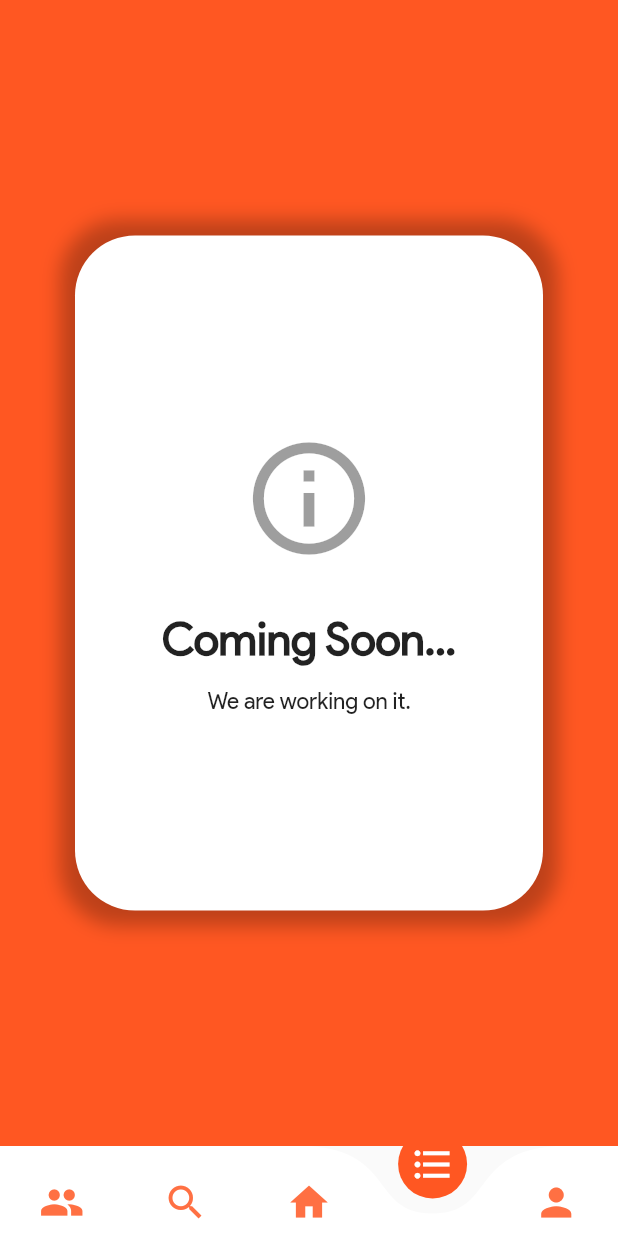
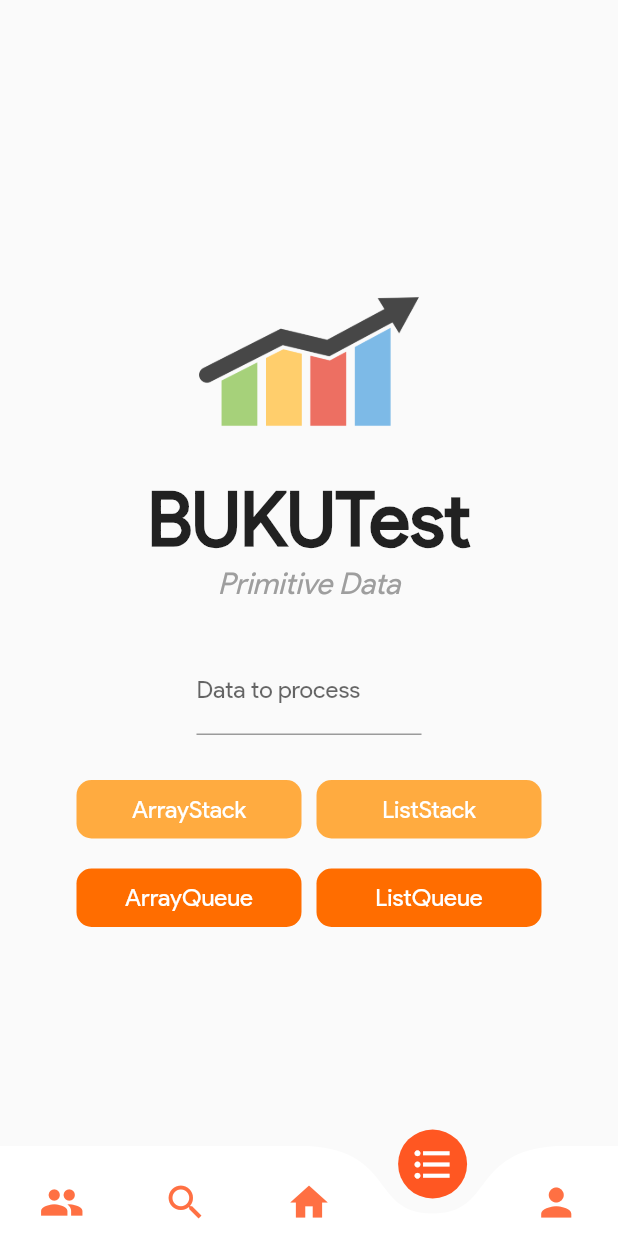
Before and after one commit to sansanchezmo/buku, a Flutter app: the Menu screen opened by its route, swiped to page 4, on a phone screen of 412 x 824 dp. Run offline on Flutter 3.47's test engine with Material 2 defaults, Android fonts, the phone set to English and light mode, and no system bars; drawn by our look-alikes of curved_navigation_bar; our stand-ins replace firebase_auth, firebase_core, fluttertoast, sqflite; accounts and stored records are empty; statements that could not run were skipped.

Commit message:
PrimitiveTestPage.dart added, that's for primitive data tests. Just esthetic, by now...

```diff
--- a/lib/initialization/MainMenu.dart
+++ b/lib/initialization/MainMenu.dart
@@ -1,3 +1,4 @@
+import 'package:buku/initialization/PrimitiveTestPage.dart';
 import 'package:flutter/material.dart';
 import 'package:curved_navigation_bar/curved_navigation_bar.dart';
 
@@ -43,7 +44,7 @@ class _MenuState extends State<Menu> {
           CommingSoonPage(),
           SearchScaffold(),
           MainPage(),
-          CommingSoonPage(),
+          PrimitiveTest(),
           UserProfileScaffold(),
         ],
         controller: pageControl,
--- /dev/null
+++ b/lib/initialization/PrimitiveTestPage.dart
@@ -0,0 +1,133 @@
+import 'package:flutter/material.dart';
+import 'package:flutter/services.dart';
+
+class PrimitiveTest extends StatefulWidget {
+  @override
+  _PrimitiveTestState createState() => _PrimitiveTestState();
+}
+
+class _PrimitiveTestState extends State<PrimitiveTest> {
+  int nData = 10;
+  @override
+  Widget build(BuildContext context) {
+    return Scaffold(
+      backgroundColor: Colors.grey[50],
+      body: Center(
+        child: Column(
+          mainAxisAlignment: MainAxisAlignment.center,
+          crossAxisAlignment: CrossAxisAlignment.center,
+          children: [
+            SizedBox(height: 20.0),
+            Image(
+              image: AssetImage(
+                'assets/images/test.png',
+              ),
+              width: 150.0,
+              height: 150.0,
+            ),
+            Text(
+              'BUKUTest',
+              style: TextStyle(
+                fontFamily: 'ProductSans',
+                fontSize: 50.0,
+                fontWeight: FontWeight.bold,
+              ),
+            ),
+            Text(
+              'Primitive Data',
+              style: TextStyle(
+                  color: Colors.grey,
+                  fontFamily: 'ProductSans',
+                  fontSize: 20.0,
+                  fontStyle: FontStyle.italic),
+            ),
+            SizedBox(height: 30),
+            Container(
+              width: 150,
+              child: TextField(
+                  onSubmitted: (String number) async {
+                    nData = int.parse(number);
+                    print(nData);
+                  },
+                  decoration: new InputDecoration(labelText: "Data to process"),
+                  keyboardType: TextInputType.number,
+                  inputFormatters: [FilteringTextInputFormatter.digitsOnly]),
+            ),
+            SizedBox(
+              height: 30.0,
+            ),
+            Row(
+              mainAxisAlignment: MainAxisAlignment.center,
+              children: [
+                GestureDetector(
+                    onTap: () async {},
+                    child: Container(
+                      width: 150,
+                      alignment: Alignment.center,
+                      padding: EdgeInsets.all(10),
+                      decoration: BoxDecoration(
+                          color: Colors.orangeAccent,
+                          borderRadius: BorderRadius.all(Radius.circular(10))),
+                      child: Text(
+                        "ArrayStack",
+                        style: TextStyle(color: Colors.white, fontSize: 16),
+                      ),
+                    )),
+                SizedBox(width: 10),
+                GestureDetector(
+                    onTap: () async {},
+                    child: Container(
+                      width: 150,
+                      alignment: Alignment.center,
+                      padding: EdgeInsets.all(10),
+                      decoration: BoxDecoration(
+                          color: Colors.orangeAccent,
+                          borderRadius: BorderRadius.all(Radius.circular(10))),
+                      child: Text(
+                        "ListStack",
+                        style: TextStyle(color: Colors.white, fontSize: 16),
+                      ),
+                    )),
+              ],
+            ),
+            SizedBox(height: 20.0),
+            Row(
+              mainAxisAlignment: MainAxisAlignment.center,
+              children: [
+                GestureDetector(
+                    onTap: () async {},
+                    child: Container(
+                      width: 150,
+                      alignment: Alignment.center,
+                      padding: EdgeInsets.all(10),
+                      decoration: BoxDecoration(
+                          color: Colors.orangeAccent[700],
+                          borderRadius: BorderRadius.all(Radius.circular(10))),
+                      child: Text(
+                        "ArrayQueue",
+                        style: TextStyle(color: Colors.white, fontSize: 16),
+                      ),
+                    )),
+                SizedBox(width: 10),
+                GestureDetector(
+                    onTap: () async {},
+                    child: Container(
+                      width: 150,
+                      alignment: Alignment.center,
+                      padding: EdgeInsets.all(10),
+                      decoration: BoxDecoration(
+                          color: Colors.orangeAccent[700],
+                          borderRadius: BorderRadius.all(Radius.circular(10))),
+                      child: Text(
+                        "ListQueue",
+                        style: TextStyle(color: Colors.white, fontSize: 16),
+                      ),
+                    )),
+              ],
+            ),
+          ],
+        ),
+      ),
+    );
+  }
+}
--- a/lib/initialization/coming_soon_scaffold.dart
+++ b/lib/initialization/coming_soon_scaffold.dart
@@ -1,21 +1,18 @@
 import 'package:flutter/cupertino.dart';
 import 'package:flutter/material.dart';
 
-class CommingSoonPage extends StatefulWidget{
+class CommingSoonPage extends StatefulWidget {
   @override
   _CommingSoonPage createState() => _CommingSoonPage();
-
-
 }
 
-class _CommingSoonPage extends State<CommingSoonPage>{
-
+class _CommingSoonPage extends State<CommingSoonPage> {
   @override
-  Widget build(BuildContext context){
+  Widget build(BuildContext context) {
     return Scaffold(
       body: Container(
         padding: EdgeInsets.all(50),
-        color: Colors.deepOrange,
+        color: Colors.orange,
         child: Center(
           child: Container(
               alignment: Alignment.center,
@@ -23,33 +20,30 @@ class _CommingSoonPage extends State<CommingSoonPage>{
               decoration: BoxDecoration(
                   color: Colors.white,
                   borderRadius: BorderRadius.all(Radius.circular(40)),
-              boxShadow: [BoxShadow(
-                color: Colors.black26,
-                blurRadius: 10,
-                spreadRadius: 10
-              )]
-            ),
+                  boxShadow: [
+                    BoxShadow(
+                        color: Colors.black26, blurRadius: 10, spreadRadius: 10)
+                  ]),
               child: Column(
                 mainAxisAlignment: MainAxisAlignment.center,
                 children: [
-                Icon(Icons.info_outline,
-                  size: 90,
-                  color: Colors.black38
+                  Icon(Icons.info_outline, size: 90, color: Colors.black38),
+                  SizedBox(
+                    height: 30,
                   ),
-                SizedBox(height: 30,),
-                Text("Coming Soon...",
-                style: TextStyle(
-                  fontWeight: FontWeight.bold,
-                  fontSize: 30
-                ),),
-                SizedBox(height: 15,),
-                Text("We are working on it.",
-                style: TextStyle(
-                  fontSize: 15
-                ),)
+                  Text(
+                    "Coming Soon...",
+                    style: TextStyle(fontWeight: FontWeight.bold, fontSize: 30),
+                  ),
+                  SizedBox(
+                    height: 15,
+                  ),
+                  Text(
+                    "We are working on it.",
+                    style: TextStyle(fontSize: 15),
+                  )
                 ],
-            )
-          ),
+              )),
         ),
       ),
     );
--- a/lib/main.dart
+++ b/lib/main.dart
@@ -5,7 +5,6 @@ import 'package:buku/initialization/register_screen.dart';
 import 'package:buku/database/database.dart';
 import 'package:buku/initialization/login_screen.dart';
 import 'package:buku/initialization/test.dart';
-
 import 'package:firebase_core/firebase_core.dart';
 
 void main() async {
```
Also changed, not shown: lib/initialization/mainPage_scaffold.dart (+108 -72 lines), assets/images/test.png (added). Lines whose indentation alone changed are shown as unchanged.
